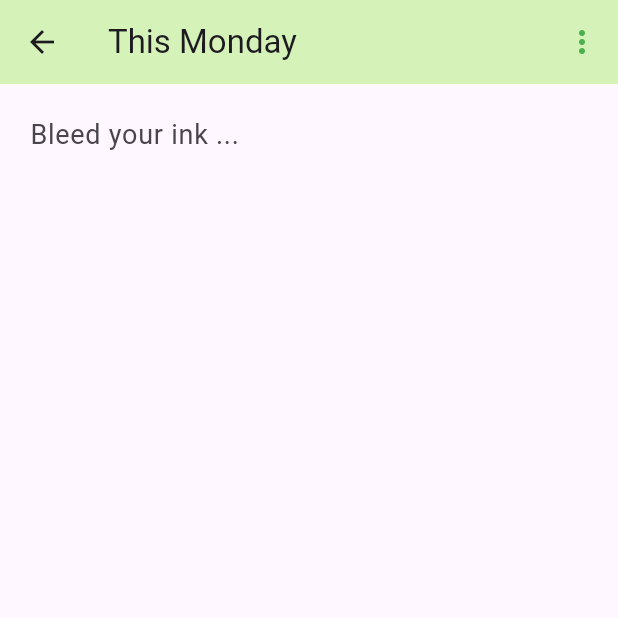
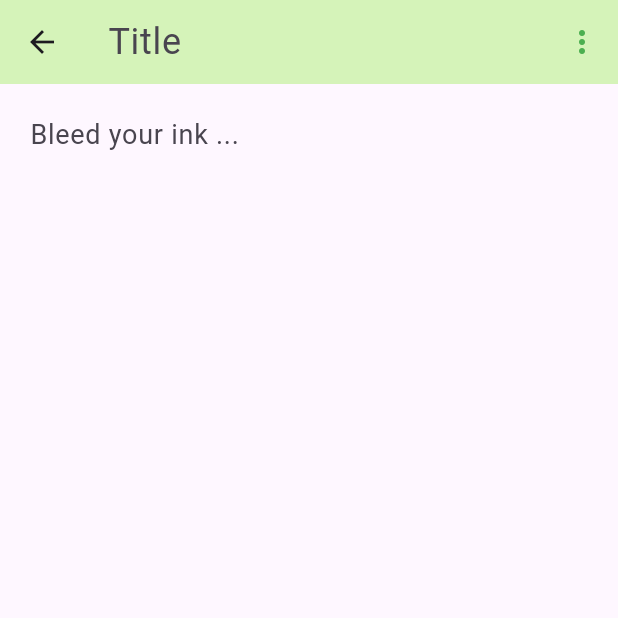
Before and after one commit to Feysel-6/to_do, a Flutter app: the NoteScreen screen opened directly, on a phone screen of 412 x 824 dp, the top half of it. Run offline on Flutter 3.47's test engine with Material 3 defaults, Android fonts, the phone set to English and light mode, and no system bars.

Commit message:
Implement note management and category editing
- Introduce `Note` model and `NoteViewModel` for data and state handling
- Add `NoteViewModelProvider` for dependency injection and update `main.dart`
- Update `HomeViewModel` to manage the notes list and category editing state
- Refactor `NoteScreen` to support creating and editing notes using `PopScope`
- Enhance `HomeScreen` to display a dynamic grid of `NoteCard` widgets and handle new note creation
- Create `CategoryCard` and update `CategoriesBottomSheet` to support inline category name editing
- Update `NoteCard` to display `Note` data and handle navigation on tap

```diff
--- a/lib/core/dependencies.dart
+++ b/lib/core/dependencies.dart
@@ -1,5 +1,6 @@
 import 'package:flutter/cupertino.dart';
 import 'package:flutter_mapp/ui/home/view_models/home_viewmodel.dart';
+import 'package:flutter_mapp/ui/note/view_models/note_viewmodel.dart';
 
 class HomeViewModelProvider extends InheritedWidget {
   const HomeViewModelProvider({
@@ -22,3 +23,25 @@ class HomeViewModelProvider extends InheritedWidget {
     return viewModel != oldWidget.viewModel;
   }
 }
+
+class NoteViewModelProvider extends InheritedWidget {
+  const NoteViewModelProvider({
+    super.key,
+    required this.viewModel,
+    required super.child,
+  });
+
+  final NoteViewModel viewModel;
+
+  static NoteViewModel of(BuildContext context) {
+    final NoteViewModelProvider? provider = context
+        .dependOnInheritedWidgetOfExactType<NoteViewModelProvider>();
+    assert(provider != null, 'No NoteViewModelProvider found in context');
+    return provider!.viewModel;
+  }
+
+  @override
+  bool updateShouldNotify(NoteViewModelProvider oldWidget) {
+    return viewModel != oldWidget.viewModel;
+  }
+}
--- /dev/null
+++ b/lib/domain/models/note.dart
@@ -0,0 +1,15 @@
+class Note{
+  const Note({required this.title, required this.date, required this.content});
+
+  final String title;
+  final String date;
+  final String content;
+
+  Map<String,String> toJson(){
+    return {
+      'title': title,
+      'date': date,
+      'note': content,
+    };
+  }
+}
--- a/lib/ui/home/view_models/home_viewmodel.dart
+++ b/lib/ui/home/view_models/home_viewmodel.dart
@@ -1,19 +1,41 @@
 import 'package:flutter/material.dart';
 
+import '../../../domain/models/note.dart';
+
 class HomeViewModel extends ChangeNotifier{
-    final List<Color> _colors = [
-      Colors.green,
-      Colors.yellow,
-      Colors.red,
-      Colors.white,
-      Colors.blue,
-      Colors.pink,
-      Colors.orange,
-      Colors.black,
-      Colors.brown,
-      Colors.purple,
-      Colors.grey,
-    ];
+    final Map<Color, String> _colors = {
+      Colors.green: 'Green',
+      Colors.yellow: 'Yellow',
+      Colors.red: 'red',
+      Colors.white: 'white',
+      Colors.blue: 'blue',
+      Colors.pink: 'pink',
+      Colors.orange: 'orange',
+      // Colors.black: 'black',
+      Colors.brown: 'brown',
+      Colors.purple: 'purple',
+      Colors.grey: 'grey',
+    };
 
-    List<Color> get colors => _colors;
+    final List<Note> _notes = [];
+
+    Map<Color, String> get colors => _colors;
+
+    List<Note> get notes => List.unmodifiable(_notes);
+    bool _isEditing = false;
+    bool get isEditing => _isEditing;
+
+    void toggleEditing(){
+      _isEditing = !_isEditing;
+      notifyListeners();
+    }
+
+    void addNote(Note note){
+      _notes.add(note);
+      notifyListeners();
+    }
+    void removeNote(Note note){
+      _notes.remove(note);
+      notifyListeners();
+    }
   }
--- /dev/null
+++ b/lib/ui/note/view_models/note_viewmodel.dart
@@ -0,0 +1,23 @@
+import 'package:flutter/material.dart';
+
+import '../../../domain/models/note.dart';
+
+class NoteViewModel {
+  final TextEditingController noteDescriptionController =
+      TextEditingController();
+  final TextEditingController noteTitleController = TextEditingController();
+
+  void saveNote() {}
+
+  Note? buildNote() {
+    final title = noteTitleController.text.trim();
+    final content = noteDescriptionController.text.trim();
+    if(title.isEmpty && content.isEmpty) return null;
+    return Note(
+      title: title.isEmpty ? 'Untitled' : title,
+      content: noteDescriptionController.text.trim(),
+      date:
+          "${DateTime.now().day}/${DateTime.now().month}/${DateTime.now().year}",
+    );
+  }
+}
--- a/lib/ui/note/widgets/note_screen.dart
+++ b/lib/ui/note/widgets/note_screen.dart
@@ -1,16 +1,37 @@
 import 'package:flutter/material.dart';
 import 'package:flutter_mapp/ui/core/themes/dimens.dart';
 
+import '../../../core/dependencies.dart';
+import '../../../domain/models/note.dart';
 import '../../core/themes/colors.dart';
 
 class NoteScreen extends StatelessWidget {
-  const NoteScreen({super.key});
+  const NoteScreen({super.key, this.note});
+
+  final Note? note;
 
   @override
   Widget build(BuildContext context) {
-    return Scaffold(
+    final viewModel = NoteViewModelProvider.of(context);
+    return PopScope(
+      canPop: false,
+      onPopInvokedWithResult: (didPop, result) {
+        if(didPop) return;
+        final note = viewModel.buildNote();
+        viewModel.noteDescriptionController.clear();
+        viewModel.noteTitleController.clear();
+        Navigator.of(context).pop(note);
+      },
+      child: Scaffold(
         appBar: AppBar(
-        title: const Text('This Monday'),
+          title: TextField(
+            controller: viewModel.noteTitleController,
+            style: const TextStyle(fontSize: 24),
+            decoration: InputDecoration(
+              hintText: note?.title ?? 'Title' ,
+              border: InputBorder.none,
+            ),
+          ),
           backgroundColor: AppColors.primary,
           elevation: Dimens.appBarElevation,
           actions: [
@@ -21,13 +42,15 @@ class NoteScreen extends StatelessWidget {
           ],
         ),
         body: TextField(
+          controller: viewModel.noteDescriptionController,
           maxLines: null,
           expands: true,
           style: TextStyle(fontSize: 18, height: 1.5),
           decoration: InputDecoration(
-          hintText: 'Bleed your ink ...',
+            hintText: note?.content ?? 'Bleed your ink ...',
             border: InputBorder.none,
             contentPadding: EdgeInsets.all(Dimens.padding),
+          ),
         ),
       ),
     );
```
Also changed, not shown: lib/main.dart (+7 -3 lines), lib/ui/home/widgets/categories_bottom_sheet.dart (+18 -10 lines), lib/ui/home/widgets/category_card.dart (added, +47 -0 lines), lib/ui/home/widgets/home_screen.dart (+23 -4 lines), lib/ui/home/widgets/note_card.dart (+35 -10 lines). Lines whose indentation alone changed are shown as unchanged.
